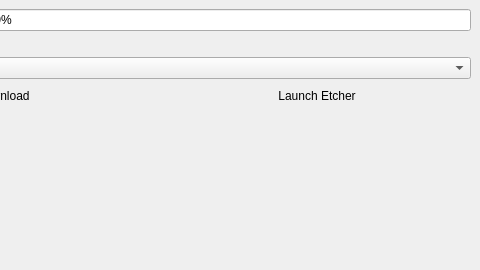
garuda-linux/garuda-downloader, file garudadownloader.ui: the form before one commit; both pictures show x 474 to 954 and y 0 to 270 of the 954 by 270 pixel window.
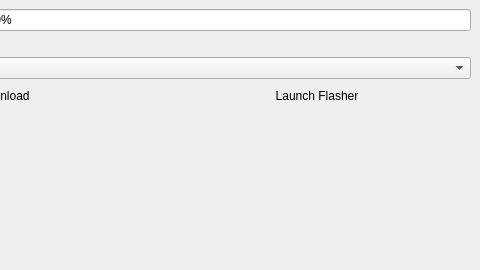
The form after the commit. Icons and pictures are not drawn.

Commit message: Replace etcher with popsicle

Patch:
```diff
--- a/garudadownloader.ui
+++ b/garudadownloader.ui
@@ -134,7 +134,7 @@
            </size>
           </property>
           <property name="text">
-           <string>Launch Etcher</string>
+           <string>Launch Flasher</string>
           </property>
           <property name="icon">
            <iconset resource="resources.qrc">
```
Left out of the diff: 1 changed line with no effect on the pictures. The commit also changes 5 other files.
